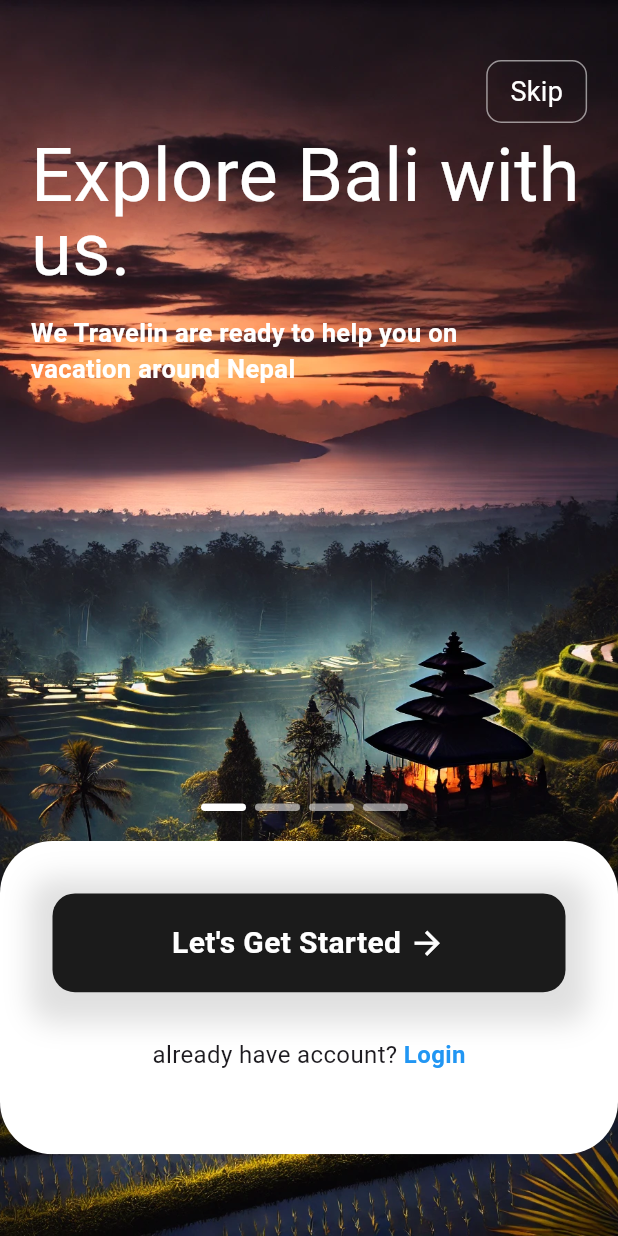
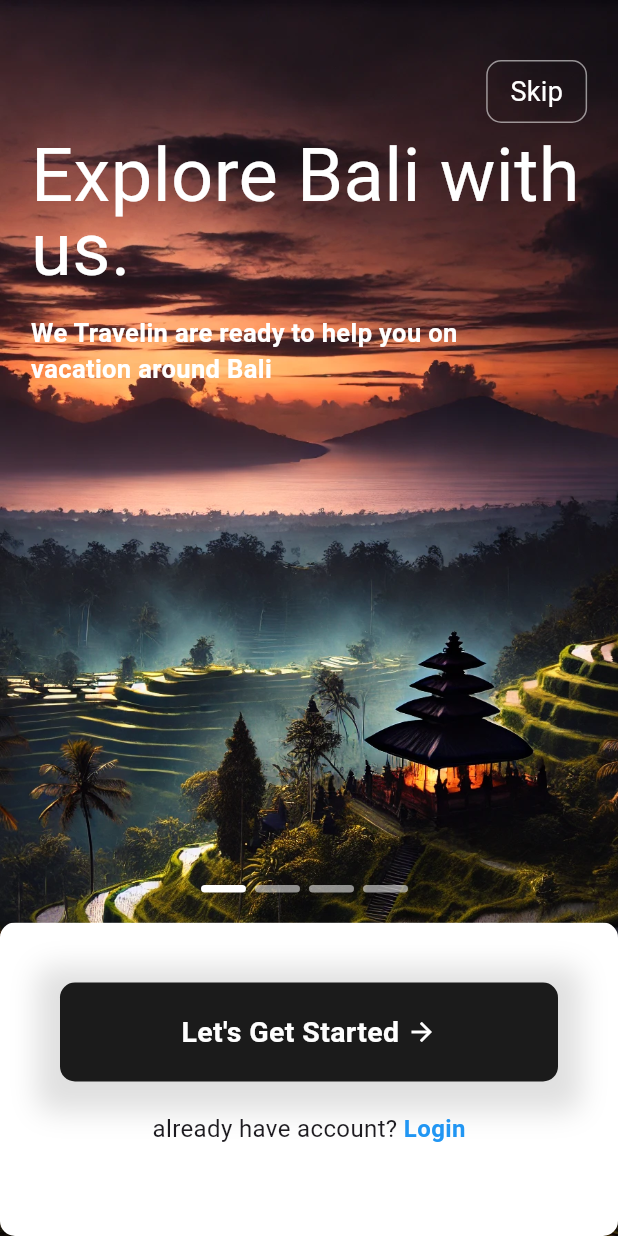
Before and after one commit to PutuPutra/travel-apps, a Flutter app: the screen it shows after launch, on a phone screen of 412 x 824 dp. Run offline on Flutter 3.47's test engine with Material 3 defaults, Android fonts, the phone set to English and light mode, and no system bars; our stand-ins replace iconsax_flutter.

Commit message:
Update onboarding screen text and adjust layout for improved aesthetics

```diff
--- a/lib/pages/onboard_travel.dart
+++ b/lib/pages/onboard_travel.dart
@@ -115,7 +115,7 @@ class _TravelOnBoardingScreenState extends State<TravelOnBoardingScreen> {
                         ),
                         const SizedBox(height: 20),
                         const Text(
-                          "We Travelin are ready to help you on\nvacation around Nepal",
+                          "We Travelin are ready to help you on\nvacation around Bali",
                           style: TextStyle(
                             fontSize: 17,
                             fontWeight: FontWeight.w600,
@@ -131,9 +131,12 @@ class _TravelOnBoardingScreenState extends State<TravelOnBoardingScreen> {
           ),
           Align(
             alignment: Alignment.bottomCenter,
-            child: SizedBox(
-              height: screenHeight * 0.35,
+            child: Padding(
+              padding: EdgeInsets.symmetric(
+                  horizontal: 0), // Set horizontal padding to 0
               child: Column(
+                mainAxisSize:
+                    MainAxisSize.min, // This ensures it stays at the bottom
                 children: [
                   Row(
                     mainAxisAlignment: MainAxisAlignment.center,
@@ -144,9 +147,9 @@ class _TravelOnBoardingScreenState extends State<TravelOnBoardingScreen> {
                   ),
                   const SizedBox(height: 20),
                   ClipRRect(
-                    borderRadius: BorderRadius.circular(35),
+                    borderRadius: BorderRadius.circular(10),
                     child: Container(
-                      padding: const EdgeInsets.all(35),
+                      padding: const EdgeInsets.all(40),
                       color: Colors.white,
                       child: Column(
                         children: [
@@ -162,7 +165,7 @@ class _TravelOnBoardingScreenState extends State<TravelOnBoardingScreen> {
                             child: Container(
                               height: screenHeight * 0.08,
                               decoration: BoxDecoration(
-                                borderRadius: BorderRadius.circular(15),
+                                borderRadius: BorderRadius.circular(10),
                                 boxShadow: const [
                                   BoxShadow(
                                     color: Colors.black12,
@@ -180,7 +183,7 @@ class _TravelOnBoardingScreenState extends State<TravelOnBoardingScreen> {
                                     Text(
                                       "Let's Get Started",
                                       style: TextStyle(
-                                        fontSize: 20,
+                                        fontSize: 19,
                                         color: Colors.white,
                                         fontWeight: FontWeight.bold,
                                       ),
@@ -189,14 +192,14 @@ class _TravelOnBoardingScreenState extends State<TravelOnBoardingScreen> {
                                     Icon(
                                       Icons.arrow_forward,
                                       color: Colors.white,
-                                      size: 25,
+                                      size: 20,
                                     ),
                                   ],
                                 ),
                               ),
                             ),
                           ),
-                          const SizedBox(height: 30),
+                          const SizedBox(height: 20),
                           const Text.rich(
                             TextSpan(
                               children: [
```
